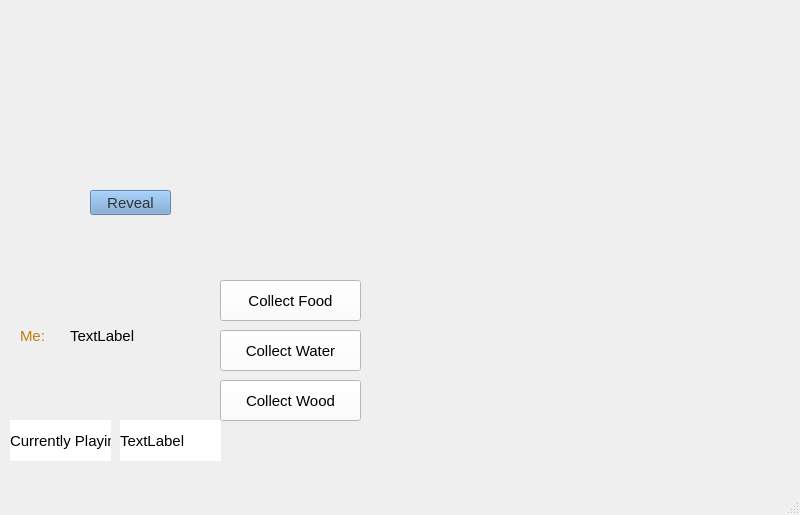
This is hellapagos/gamewindow.ui in magacevic/Hellapagos as Qt 5 draws it before an edit. The edited form follows.
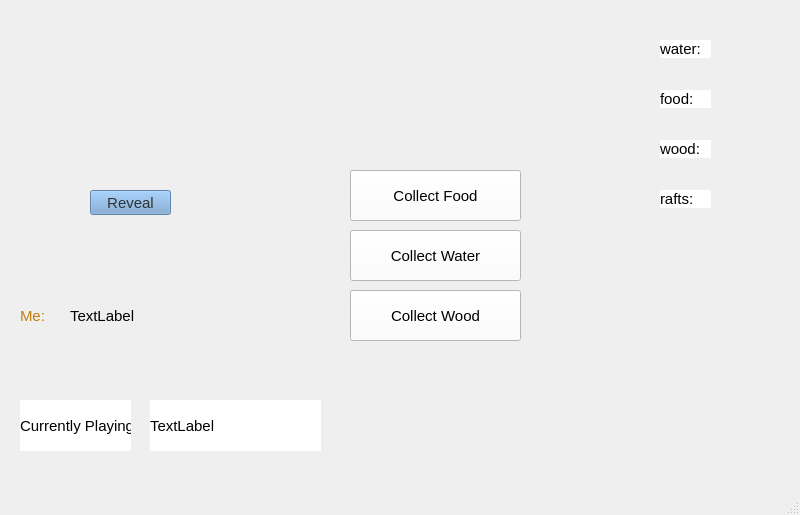
This is the edited form. Icons and pictures are not drawn.

Patch:
```diff
--- a/hellapagos/gamewindow.ui
+++ b/hellapagos/gamewindow.ui
@@ -346,7 +346,7 @@
     <property name="geometry">
      <rect>
       <x>70</x>
-      <y>320</y>
+      <y>300</y>
       <width>101</width>
       <height>31</height>
      </rect>
@@ -363,7 +363,7 @@
     <property name="geometry">
      <rect>
       <x>20</x>
-      <y>310</y>
+      <y>290</y>
       <width>51</width>
       <height>51</height>
      </rect>
@@ -405,10 +405,10 @@
    <widget class="QPushButton" name="collectWoodButton">
     <property name="geometry">
      <rect>
-      <x>220</x>
-      <y>380</y>
-      <width>141</width>
-      <height>41</height>
+      <x>350</x>
+      <y>290</y>
+      <width>171</width>
+      <height>51</height>
      </rect>
     </property>
     <property name="styleSheet">
@@ -422,10 +422,10 @@
    <widget class="QPushButton" name="collectWaterButton">
     <property name="geometry">
      <rect>
-      <x>220</x>
-      <y>330</y>
-      <width>141</width>
-      <height>41</height>
+      <x>350</x>
+      <y>230</y>
+      <width>171</width>
+      <height>51</height>
      </rect>
     </property>
     <property name="styleSheet">
@@ -439,10 +439,10 @@
    <widget class="QPushButton" name="collectFoodButton">
     <property name="geometry">
      <rect>
-      <x>220</x>
-      <y>280</y>
-      <width>141</width>
-      <height>41</height>
+      <x>350</x>
+      <y>170</y>
+      <width>171</width>
+      <height>51</height>
      </rect>
     </property>
     <property name="styleSheet">
@@ -456,10 +456,10 @@
    <widget class="QLabel" name="labelCurrPlayer">
     <property name="geometry">
      <rect>
-      <x>10</x>
-      <y>420</y>
-      <width>101</width>
-      <height>41</height>
+      <x>20</x>
+      <y>400</y>
+      <width>111</width>
+      <height>51</height>
      </rect>
     </property>
     <property name="styleSheet">
@@ -473,10 +473,10 @@
    <widget class="QLabel" name="currPlayerName">
     <property name="geometry">
      <rect>
-      <x>120</x>
-      <y>420</y>
-      <width>101</width>
-      <height>41</height>
+      <x>150</x>
+      <y>400</y>
+      <width>171</width>
+      <height>51</height>
      </rect>
     </property>
     <property name="styleSheet">
@@ -490,8 +490,8 @@
    <widget class="QLabel" name="label_water">
     <property name="geometry">
      <rect>
-      <x>470</x>
-      <y>60</y>
+      <x>720</x>
+      <y>30</y>
       <width>50</width>
       <height>30</height>
      </rect>
@@ -527,8 +527,8 @@
    <widget class="QLabel" name="label_food">
     <property name="geometry">
      <rect>
-      <x>470</x>
-      <y>110</y>
+      <x>720</x>
+      <y>80</y>
       <width>50</width>
       <height>30</height>
      </rect>
@@ -561,8 +561,8 @@
    <widget class="QLabel" name="label_wood">
     <property name="geometry">
      <rect>
-      <x>470</x>
-      <y>160</y>
+      <x>720</x>
+      <y>130</y>
       <width>50</width>
       <height>30</height>
      </rect>
@@ -595,8 +595,8 @@
    <widget class="QLabel" name="label_rafts">
     <property name="geometry">
      <rect>
-      <x>470</x>
-      <y>210</y>
+      <x>720</x>
+      <y>180</y>
       <width>50</width>
       <height>30</height>
      </rect>
@@ -626,6 +626,74 @@
      <set>Qt::AlignmentFlag::AlignCenter</set>
     </property>
    </widget>
+   <widget class="QLabel" name="label_8">
+    <property name="geometry">
+     <rect>
+      <x>660</x>
+      <y>40</y>
+      <width>51</width>
+      <height>18</height>
+     </rect>
+    </property>
+    <property name="styleSheet">
+     <string notr="true">background: transparent;
+background-color: white;</string>
+    </property>
+    <property name="text">
+     <string>water:</string>
+    </property>
+   </widget>
+   <widget class="QLabel" name="label_15">
+    <property name="geometry">
+     <rect>
+      <x>660</x>
+      <y>90</y>
+      <width>51</width>
+      <height>18</height>
+     </rect>
+    </property>
+    <property name="styleSheet">
+     <string notr="true">background: transparent;
+background-color: white;</string>
+    </property>
+    <property name="text">
+     <string>food:</string>
+    </property>
+   </widget>
+   <widget class="QLabel" name="label_16">
+    <property name="geometry">
+     <rect>
+      <x>660</x>
+      <y>140</y>
+      <width>51</width>
+      <height>18</height>
+     </rect>
+    </property>
+    <property name="styleSheet">
+     <string notr="true">background: transparent;
+background-color: white;</string>
+    </property>
+    <property name="text">
+     <string>wood:</string>
+    </property>
+   </widget>
+   <widget class="QLabel" name="label_17">
+    <property name="geometry">
+     <rect>
+      <x>660</x>
+      <y>190</y>
+      <width>51</width>
+      <height>18</height>
+     </rect>
+    </property>
+    <property name="styleSheet">
+     <string notr="true">background: transparent;
+background-color: white;</string>
+    </property>
+    <property name="text">
+     <string>rafts:</string>
+    </property>
+   </widget>
   </widget>
   <widget class="QMenuBar" name="menubar">
    <property name="geometry">
```
Left out of the diff: 2 changed lines with no effect on the pictures.
